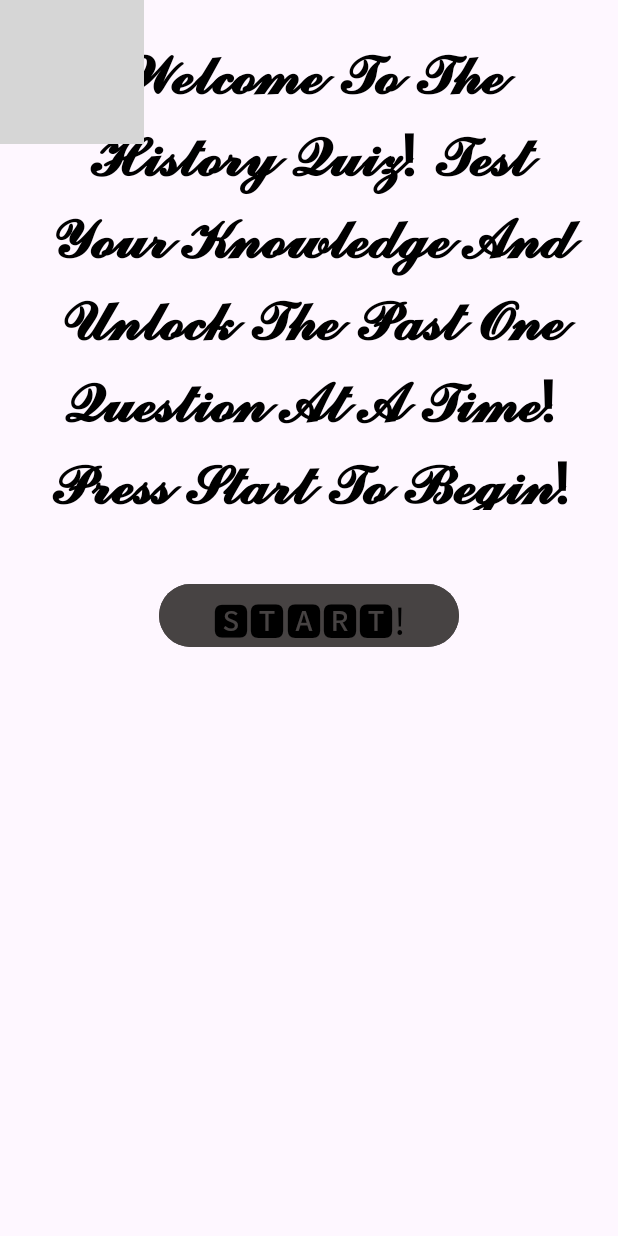
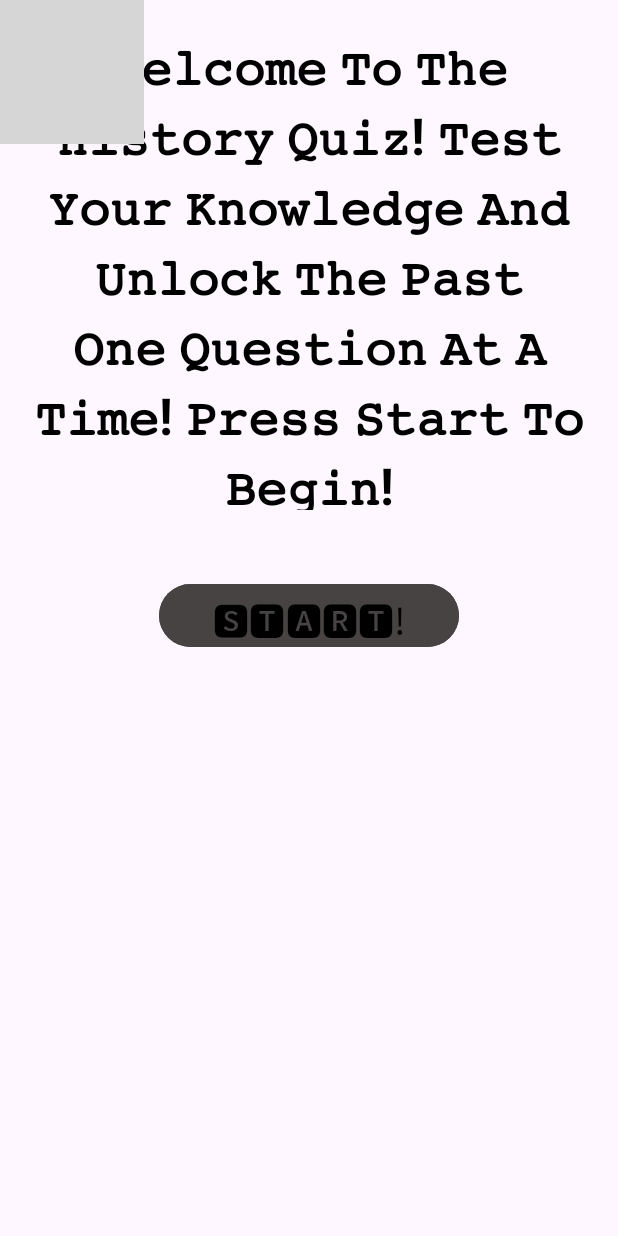
Before and after one commit to Jean-glitch22/MyFlashCardApp, an Android app: the screen it shows after launch (MainActivity), on a phone screen of 412 x 824 dp. Run offline under Robolectric (Android 15) with nearby library versions, the phone set to English and light mode, and no system bars; grey boxes are pictures that could not be loaded.

Commit message:
update commit

```diff
--- a/app/src/main/AndroidManifest.xml
+++ b/app/src/main/AndroidManifest.xml
@@ -21,6 +21,9 @@
                 <category android:name="android.intent.category.LAUNCHER" />
             </intent-filter>
         </activity>
+        <activity android:name=".FlashcardQuestionsMainActivity" />
+        <activity android:name=".ScoreMainActivity" />
+        <activity android:name=".ReviewMainActivity" />
     </application>
 
 </manifest>
--- a/app/src/main/java/vcmsa/jean/myflashcardapp/MainActivity.kt
+++ b/app/src/main/java/vcmsa/jean/myflashcardapp/MainActivity.kt
@@ -1,10 +1,13 @@
 package vcmsa.jean.myflashcardapp
 
+import android.content.Intent
 import android.os.Bundle
+import android.widget.Button
 import androidx.activity.enableEdgeToEdge
 import androidx.appcompat.app.AppCompatActivity
 import androidx.core.view.ViewCompat
 import androidx.core.view.WindowInsetsCompat
+import kotlin.jvm.java
 
 class MainActivity : AppCompatActivity() {
     override fun onCreate(savedInstanceState: Bundle?) {
@@ -15,6 +18,15 @@ class MainActivity : AppCompatActivity() {
             val systemBars = insets.getInsets(WindowInsetsCompat.Type.systemBars())
             v.setPadding(systemBars.left, systemBars.top, systemBars.right, systemBars.bottom)
             insets
+        }//starting code here
+
+        val btnStart = findViewById<Button>(R.id.btnStart)
+
+        btnStart.setOnClickListener {
+            val intent = Intent(this, FlashcardQuestionsMainActivity::class.java)
+            startActivity(intent)
+
         }
+
     }
 }
--- a/app/src/main/res/layout/welcome_screen.xml
+++ b/app/src/main/res/layout/welcome_screen.xml
@@ -33,11 +33,11 @@
             android:layout_width="370dp"
             android:layout_height="320dp"
             android:layout_marginTop="20dp"
-            android:text="𝓦𝓮𝓵𝓬𝓸𝓶𝓮 𝓣𝓸 𝓣𝓱𝓮 𝓗𝓲𝓼𝓽𝓸𝓻𝔂 𝓠𝓾𝓲𝔃! 𝓣𝓮𝓼𝓽 𝓨𝓸𝓾𝓻 𝓚𝓷𝓸𝔀𝓵𝓮𝓭𝓰𝓮 𝓐𝓷𝓭 𝓤𝓷𝓵𝓸𝓬𝓴 𝓣𝓱𝓮 𝓟𝓪𝓼𝓽 𝓞𝓷𝓮 𝓠𝓾𝓮𝓼𝓽𝓲𝓸𝓷 𝓐𝓽 𝓐 𝓣𝓲𝓶𝓮! 𝓟𝓻𝓮𝓼𝓼 𝓢𝓽𝓪𝓻𝓽 𝓣𝓸 𝓑𝓮𝓰𝓲𝓷!"
+            android:text="𝚆𝚎𝚕𝚌𝚘𝚖𝚎 𝚃𝚘 𝚃𝚑𝚎 𝙷𝚒𝚜𝚝𝚘𝚛𝚢 𝚀𝚞𝚒𝚣! 𝚃𝚎𝚜𝚝 𝚈𝚘𝚞𝚛 𝙺𝚗𝚘𝚠𝚕𝚎𝚍𝚐𝚎 𝙰𝚗𝚍 𝚄𝚗𝚕𝚘𝚌𝚔 𝚃𝚑𝚎 𝙿𝚊𝚜𝚝 𝙾𝚗𝚎 𝚀𝚞𝚎𝚜𝚝𝚒𝚘𝚗 𝙰𝚝 𝙰 𝚃𝚒𝚖𝚎! 𝙿𝚛𝚎𝚜𝚜 𝚂𝚝𝚊𝚛𝚝 𝚃𝚘 𝙱𝚎𝚐𝚒𝚗!"
             android:textAlignment="center"
             android:textColor="@color/black"
             android:textColorLink="@color/black"
-            android:textSize="40sp"
+            android:textSize="34sp"
             android:textStyle="bold"
             app:layout_constraintBottom_toBottomOf="parent"
             app:layout_constraintEnd_toEndOf="parent"
```
Also changed, not shown: app/src/main/java/vcmsa/jean/myflashcardapp/FlashcardQuestionsMainActivity.kt (added, +22 -0 lines), app/src/main/java/vcmsa/jean/myflashcardapp/ReviewMainActivity.kt (added, +11 -0 lines), app/src/main/java/vcmsa/jean/myflashcardapp/ScoreMainActivity.kt (added, +14 -0 lines), app/src/main/res/layout/flashcard_question_screen.xml (+16 -1 lines).
